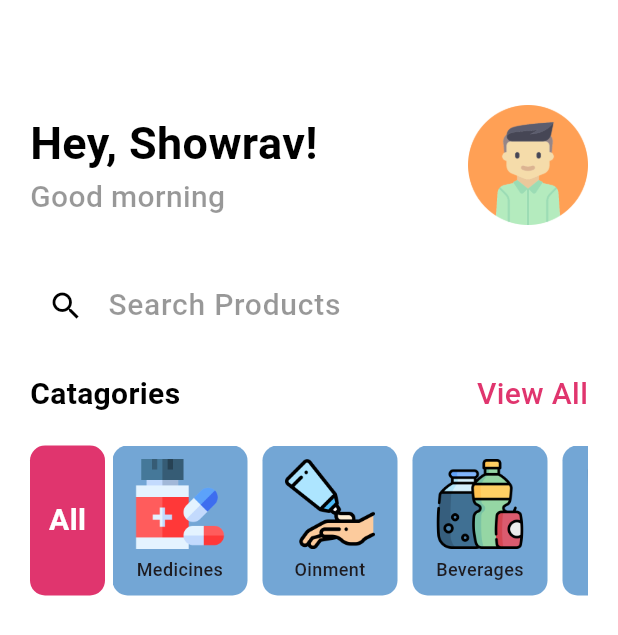
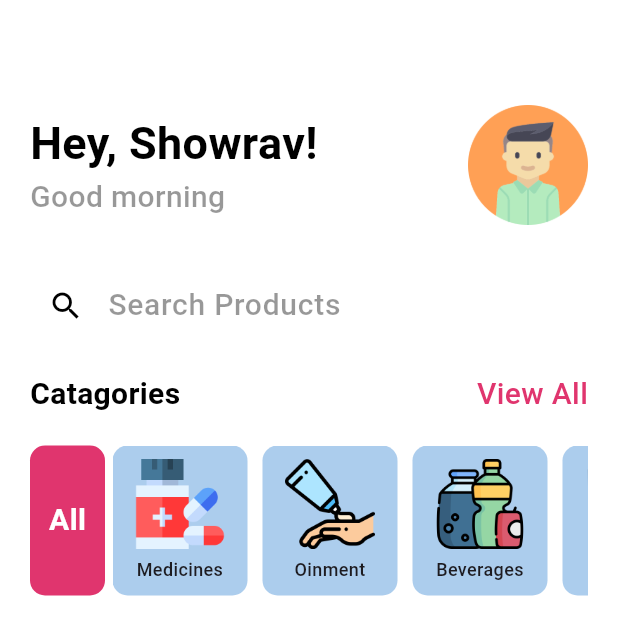
Before and after one commit to Showrav-Dhar/EDU_MEDIX_APP, a Flutter app: the screen it shows after launch, on a phone screen of 412 x 824 dp. Shown: the top 635 px of the screen. Run offline on Flutter 3.47's test engine with Material 3 defaults, Android fonts, the phone set to English and light mode, and no system bars.

Commit message:
Catagory Nav BAR

```diff
--- a/lib/pages/home.dart
+++ b/lib/pages/home.dart
@@ -198,7 +198,7 @@ class CatagoryTile extends StatelessWidget {
     return Container(
       margin: EdgeInsets.only(right: 10),
       decoration: BoxDecoration(
-        color: Color.fromARGB(255, 115, 166, 213),
+        color: Color.fromARGB(255, 172, 205, 237),
         borderRadius: BorderRadius.circular(10),
       ),
       // height: 90,
```
